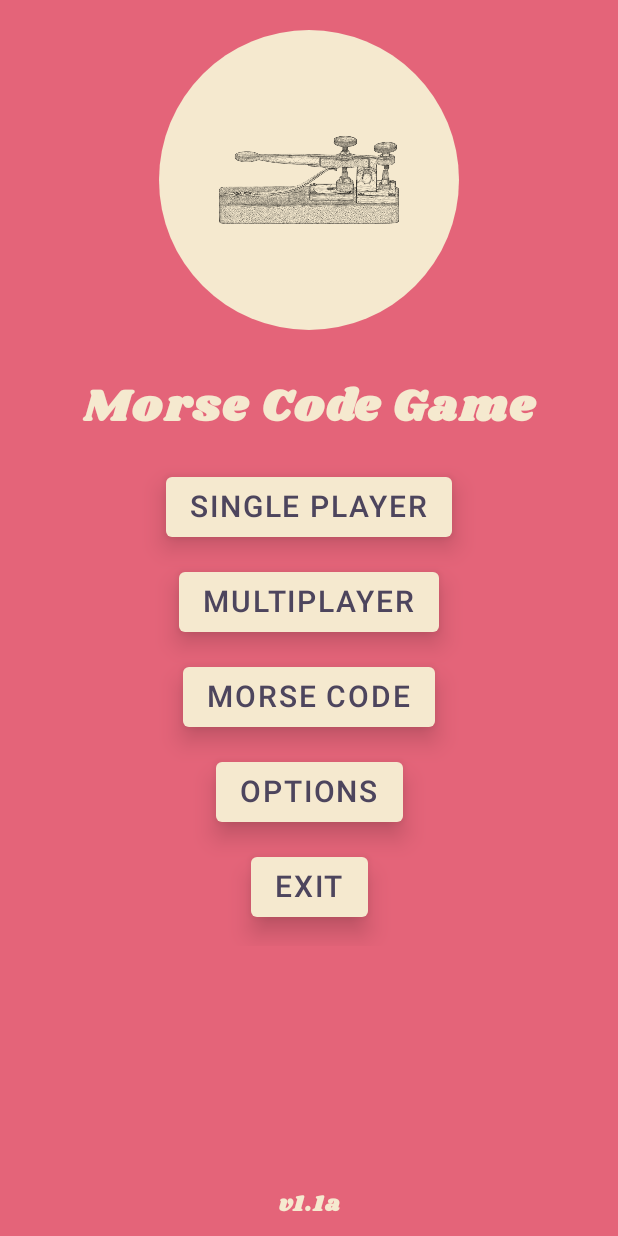
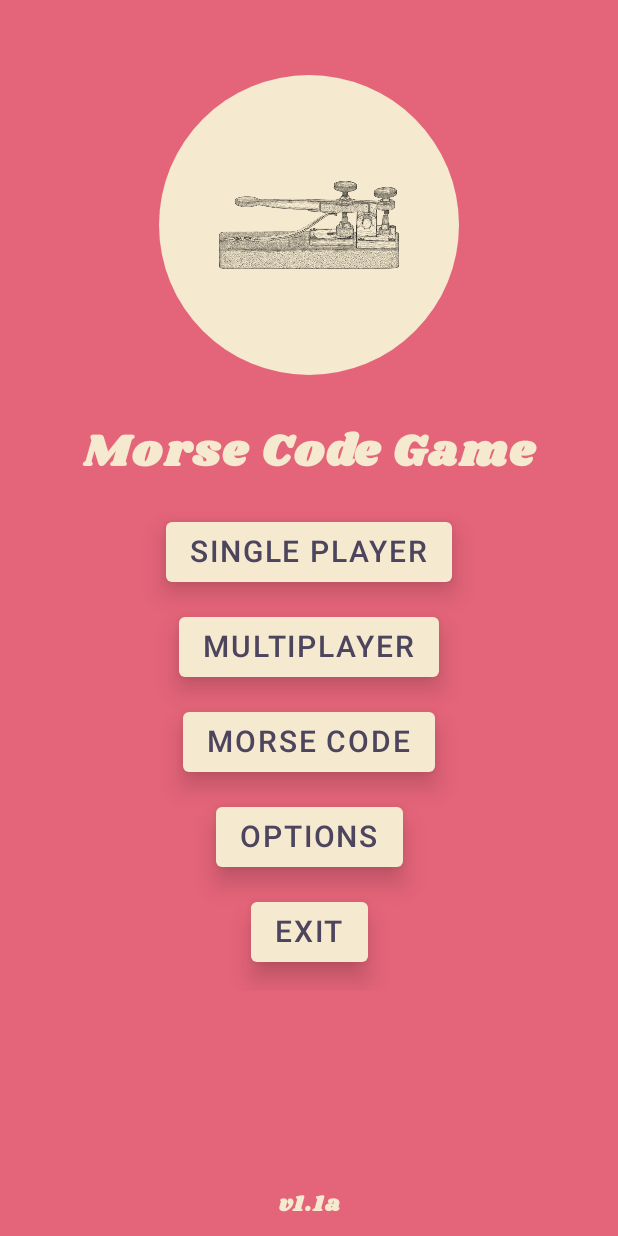
Before and after one commit to Risto12/MorseCodeGame, an Android app built with Jetpack Compose: the screen it shows after launch (MainActivity), after a tap on "OK", on a phone screen of 412 x 824 dp. Run offline under Robolectric (Android 15) with nearby library versions, the phone set to English and light mode, and no system bars; our stand-ins replace Dagger/Hilt's generated code, Room's generated code.

Commit message:
chore: saving progress

```diff
--- a/app/src/main/java/com/galaxy/morsecodegame/MainActivity.kt
+++ b/app/src/main/java/com/galaxy/morsecodegame/MainActivity.kt
@@ -130,10 +130,11 @@ class MainActivity :
                         if(warningInfoBox.showPopup()) {
                             InfoWarningPopup(
                                 infoText = LocalContext.current.getString(R.string.start_info_warning_blinking_light),
-                                onDismissRequest = { dontShowAgain ->
-                                    if(dontShowAgain) warningViewModel.disableWarning()
+                                onClickOk = { disableWarning ->
+                                    if(disableWarning) warningViewModel.disableWarning()
                                     warningViewModel.closeWindowPopup()
                                 },
+                                onClickCancel = exit
                             )
                         }
                         when {
@@ -292,9 +293,6 @@ private fun BoxScope.MainMenu(
         horizontalAlignment = Alignment.CenterHorizontally,
         modifier = Modifier.background(MaterialTheme.colors.background)
     ) {
-        if (LocalConfiguration.current.orientation == Configuration.ORIENTATION_PORTRAIT) {
-            TelegraphImage(modifier = Modifier.padding(top = 20.dp))
-        }
         LazyColumn(
             modifier = Modifier
                 .wrapContentSize()
@@ -305,20 +303,17 @@ private fun BoxScope.MainMenu(
             horizontalAlignment = Alignment.CenterHorizontally
         ) {
             item {
+                TelegraphImage(modifier = Modifier.padding(top = 20.dp, bottom = 30.dp))
                 SharedComposable.Header6(
                     text = stringResource(R.string.app_name),
                     paddingBottom = 20.dp
                 )
-            }
-            item {
                 SharedComposable.DefaultButton(
                     configurations = SharedComposable.DefaultButtonConfigurations(
                         text = localContext.getStringUpper(R.string.start_screen_single_player),
                         click = onClickSinglePlayer
                     )
                 )
-            }
-            item {
                 SharedComposable.DefaultButton(
                     configurations = SharedComposable.DefaultButtonConfigurations(
                         text = localContext.getStringUpper(R.string.start_screen_multiplayer),
@@ -326,34 +321,27 @@ private fun BoxScope.MainMenu(
                         available = true
                     )
                 )
-            }
-            item {
                 SharedComposable.DefaultButton(
                     configurations = SharedComposable.DefaultButtonConfigurations(
                         text = localContext.getStringUpper(R.string.start_screen_morse_code),
                         click = onClickMorseCode
                     )
                 )
-            }
-            item {
                 SharedComposable.DefaultButton(
                     configurations = SharedComposable.DefaultButtonConfigurations(
                         text = localContext.getStringUpper(R.string.start_screen_options),
                         click = onClickOptions
                     )
                 )
-            }
-            item {
                 SharedComposable.DefaultButton(
                     configurations = SharedComposable.DefaultButtonConfigurations(
                         text = localContext.getStringUpper(R.string.start_screen_exit),
                         click = onClickExit
                     )
                 )
-            }
-        }
-    }
-    SharedComposable.DefaultText(
+            }}}
+    if(LocalConfiguration.current.orientation == Configuration.ORIENTATION_PORTRAIT) {
+        SharedComposable.DefaultText(
         text = "v$version",
         fontSize = 15.sp,
         modifier = Modifier
@@ -361,6 +349,7 @@ private fun BoxScope.MainMenu(
             .align(Alignment.BottomCenter),
         color = MaterialTheme.colors.primary
     )
+    }
 }
 
 @Composable
--- a/app/src/main/java/com/galaxy/morsecodegame/repository/WarningRepository.kt
+++ b/app/src/main/java/com/galaxy/morsecodegame/repository/WarningRepository.kt
@@ -7,6 +7,6 @@ import androidx.datastore.preferences.core.Preferences
  * toggled the "don't show again" switch for a dialog
  */
 interface WarningRepository {
-    suspend fun save(key: Preferences.Key<Boolean>)
+    suspend fun save(key: Preferences.Key<Boolean>, disable: Boolean)
     suspend fun load(key: Preferences.Key<Boolean>): Boolean
 }
--- a/app/src/main/java/com/galaxy/morsecodegame/repository/WarningRepositoryImpl.kt
+++ b/app/src/main/java/com/galaxy/morsecodegame/repository/WarningRepositoryImpl.kt
@@ -9,9 +9,13 @@ import javax.inject.Inject
 
 class WarningRepositoryImpl @Inject constructor(private val dataStore: DataStore<Preferences>)
     : WarningRepository {
-    override suspend fun save(key: Preferences.Key<Boolean>) {
+
+    override suspend fun save(
+        key: Preferences.Key<Boolean>,
+        disable: Boolean
+    ) {
         dataStore.edit {
-            it[key] = true
+            it[key] = disable
         }
     }
 
--- a/app/src/main/java/com/galaxy/morsecodegame/ui/composables/SharedComposable.kt
+++ b/app/src/main/java/com/galaxy/morsecodegame/ui/composables/SharedComposable.kt
@@ -29,7 +29,6 @@ import androidx.compose.ui.unit.TextUnit
 import androidx.compose.ui.unit.dp
 import androidx.compose.ui.unit.sp
 import androidx.compose.ui.window.Popup
-import androidx.compose.ui.window.PopupProperties
 import com.galaxy.morsecodegame.R
 import com.galaxy.morsecodegame.ui.theme.VintageGreen
 import com.galaxy.morsecodegame.ui.theme.VintageRedDark
@@ -249,7 +248,8 @@ fun InfoPopup(
 @Composable
 fun InfoWarningPopup(
     infoText: String,
-    onDismissRequest: (Boolean) -> Unit,
+    onClickOk: (Boolean) -> Unit,
+    onClickCancel: () -> Unit
 ) {
     var onStateChange by rememberSaveable {
         mutableStateOf(false)
@@ -265,7 +265,7 @@ fun InfoWarningPopup(
             border = BorderStroke(2.dp, color = MaterialTheme.colors.onPrimary),
             contentColor = MaterialTheme.colors.onPrimary,
             modifier = Modifier
-                .defaultMinSize(100.dp, 100.dp)
+                .defaultMinSize(100.dp, 200.dp)
                 .sizeIn(maxWidth = 350.dp)
         ) {
             Column(
@@ -282,11 +282,13 @@ fun InfoWarningPopup(
                     text = infoText,
                     fontSize = 13.sp,
                     modifier = Modifier.padding(
-                        start = 5.dp,
+                        start = 20.dp,
                         top = 10.dp,
                         bottom = 20.dp,
-                        end = 5.dp
-                    )
+                        end = 20.dp
+                    ),
+                    fontFamily = FontFamily.Default,
+                    textStyle = MaterialTheme.typography.body1
                 )
                 SwitchWithText(text =
                 { SharedComposable.DefaultText(
@@ -304,8 +306,15 @@ fun InfoWarningPopup(
                     text = localContext.getStringUpper(R.string.common_ok),
                     color = VintageGreen,
                     modifier = Modifier
+                        .padding(top = 5.dp, bottom = 10.dp)
+                        .clickable { onClickOk(onStateChange) }
+                )
+                SharedComposable.DefaultText(
+                    text = localContext.getStringUpper(R.string.common_cancel),
+                    color = VintageRedDark,
+                    modifier = Modifier
                         .padding(top = 5.dp, bottom = 20.dp)
-                        .clickable { onDismissRequest(onStateChange) }
+                        .clickable { onClickCancel() }
                 )
             }
         }
--- a/app/src/main/java/com/galaxy/morsecodegame/viewModel/WarningViewModel.kt
+++ b/app/src/main/java/com/galaxy/morsecodegame/viewModel/WarningViewModel.kt
@@ -45,9 +45,16 @@ class WarningViewModel @Inject constructor(private val popupWarningRepository: W
         }
     }
 
+    // TODO remove when testing done
+    fun activateWarning() {
+        viewModelScope.launch {
+            popupWarningRepository.save(mainWarning, false)
+        }
+    }
+
     fun disableWarning() {
         viewModelScope.launch {
-            popupWarningRepository.save(mainWarning)
+            popupWarningRepository.save(mainWarning, true)
         }
     }
 
```
